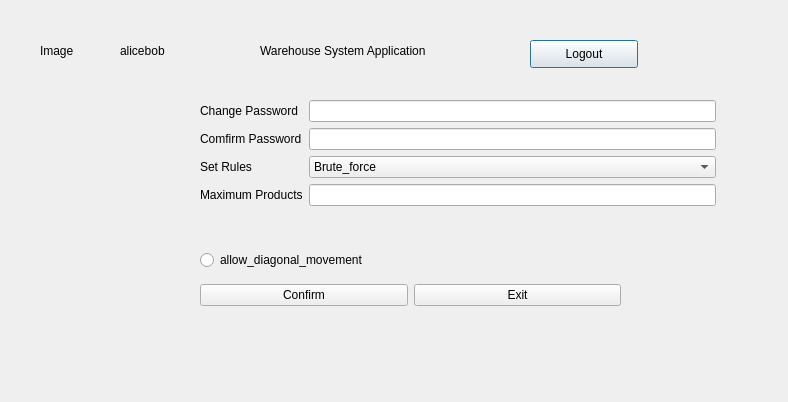
The window that qt_designer/profile.ui (QUAFFquaff/Warehouse-Navigation-Application) describes before a commit, drawn with Qt 5.
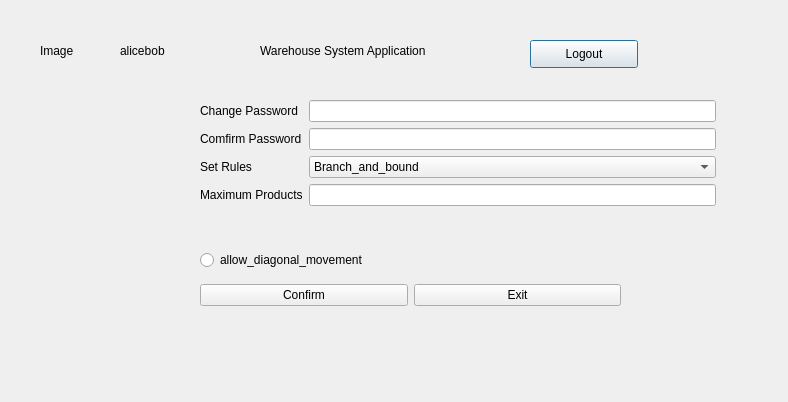
The same window after the commit.

Commit message: brute force to branch and bound

Diff of the .ui file:
```diff
--- a/qt_designer/profile.ui
+++ b/qt_designer/profile.ui
@@ -113,7 +113,7 @@
      <widget class="QComboBox" name="comboBox_set_rules">
       <item>
        <property name="text">
-        <string>Brute_force</string>
+        <string>Branch_and_bound</string>
        </property>
       </item>
       <item>
```
The commit also changes 2 other files.
